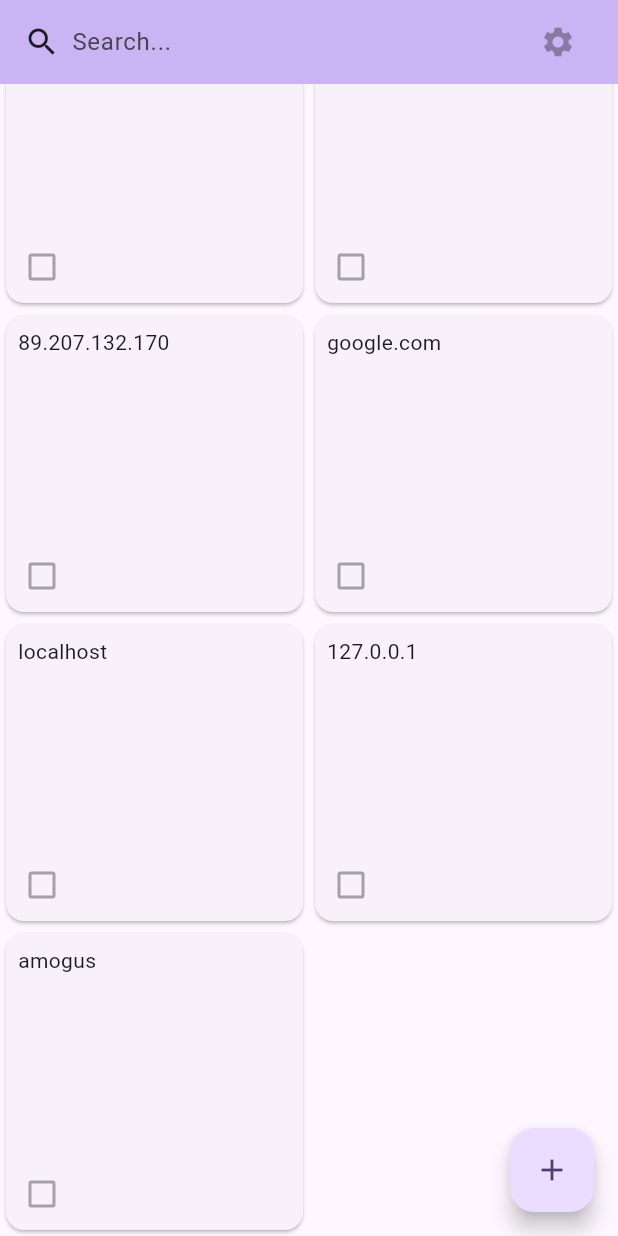
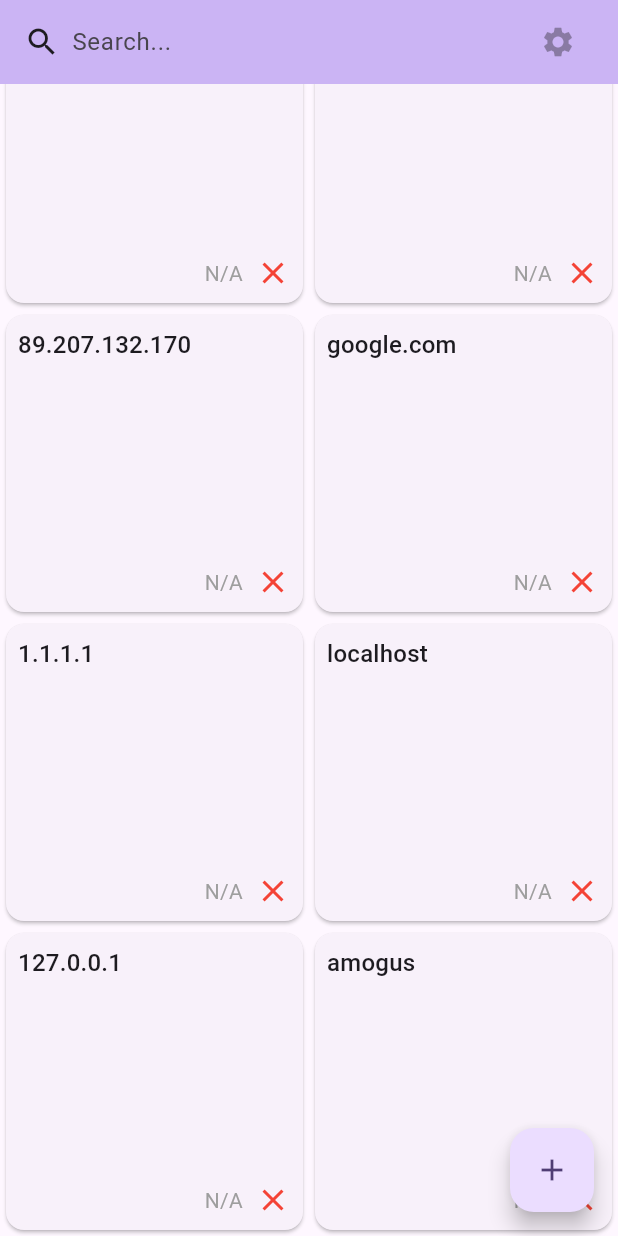
Before and after one commit to Familex/PingUtility, a Flutter app: the screen it shows after launch, scrolled down 468 dp, on a phone screen of 412 x 824 dp. Run offline on Flutter 3.47's test engine with Material 3 defaults, Android fonts, the light colour scheme and no system bars; missing offline and left inert: dart_ping.

Commit message:
add 1.1.1.1 to debug values, show time on HostCard

```diff
--- a/src/lib/global_state.dart
+++ b/src/lib/global_state.dart
@@ -20,6 +20,7 @@ final class GlobalState extends ChangeNotifier {
     addHost(Host('192.168.0.1'));
     addHost(Host('89.207.132.170'));
     addHost(Host('google.com'));
+    addHost(Host('1.1.1.1'));
     addHost(Host('localhost'));
     addHost(Host('127.0.0.1'));
     addHost(Host('amogus'));
--- a/src/lib/pages/overview.dart
+++ b/src/lib/pages/overview.dart
@@ -11,21 +11,41 @@ class HostCard extends StatelessWidget {
   @override
   Widget build(BuildContext context) {
     var state = context.watch<GlobalState>();
+    var ms = state.hosts[name]?.$2.time?.inMilliseconds;
 
     return Card(
+      child: Padding(
+        padding: const EdgeInsets.all(8.0),
         child: Column(
           crossAxisAlignment: CrossAxisAlignment.start, // move to the left
           children: [
-          Padding(
-            padding: const EdgeInsets.all(8.0),
-            child: Text(name),
+            Text(
+              name,
+              style: Theme.of(context).textTheme.titleMedium,
             ),
             const Spacer(),
-          Checkbox(
-            value: state.hosts[name]?.$2.time != null,
-            onChanged: null,
+            Row(
+              children: ms != null
+                  ? [
+                      const Spacer(),
+                      Padding(
+                        padding: const EdgeInsets.symmetric(horizontal: 8.0),
+                        child: Text('$ms ms'),
                       ),
+                      const Icon(Icons.check, color: Colors.green),
+                    ]
+                  : [
+                      const Spacer(),
+                      const Padding(
+                        padding: EdgeInsets.symmetric(horizontal: 8.0),
+                        child:
+                            Text('N/A', style: TextStyle(color: Colors.grey)),
+                      ),
+                      const Icon(Icons.close, color: Colors.red),
                     ],
+            )
+          ],
+        ),
       ),
     );
   }
```
Lines whose indentation alone changed are shown as unchanged.
